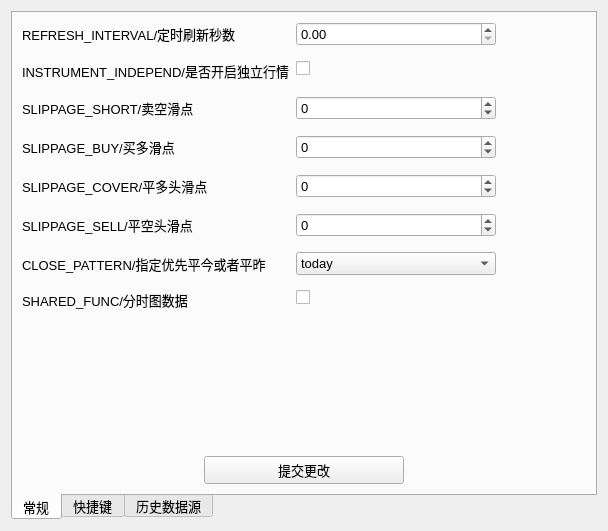
Before: the Qt Designer form app/ui/config.ui in ctpbee/ctpbee_desktop, drawn with Qt 5.
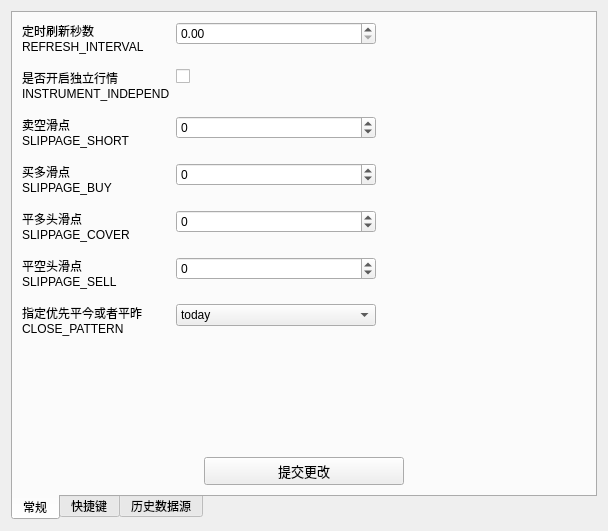
After: the same form once the commit is applied. Icons and pictures are not drawn.

The edit to the form file:
```diff
--- a/app/ui/config.ui
+++ b/app/ui/config.ui
@@ -24,7 +24,7 @@
   </property>
   <property name="font">
    <font>
-    <pointsize>13</pointsize>
+    <pointsize>9</pointsize>
    </font>
   </property>
   <property name="windowTitle">
@@ -39,7 +39,7 @@
     <widget class="QTabWidget" name="tabWidget">
      <property name="font">
       <font>
-       <pointsize>10</pointsize>
+       <pointsize>9</pointsize>
       </font>
      </property>
      <property name="focusPolicy">
@@ -77,11 +77,12 @@
           <widget class="QLabel" name="label">
            <property name="font">
             <font>
-             <pointsize>10</pointsize>
+             <pointsize>9</pointsize>
             </font>
            </property>
            <property name="text">
-            <string>REFRESH_INTERVAL/定时刷新秒数</string>
+            <string>定时刷新秒数
+REFRESH_INTERVAL</string>
            </property>
           </widget>
          </item>
@@ -95,7 +96,7 @@
            </property>
            <property name="font">
             <font>
-             <pointsize>10</pointsize>
+             <pointsize>9</pointsize>
             </font>
            </property>
           </widget>
@@ -104,11 +105,12 @@
           <widget class="QLabel" name="label_2">
            <property name="font">
             <font>
-             <pointsize>10</pointsize>
+             <pointsize>9</pointsize>
             </font>
            </property>
            <property name="text">
-            <string>INSTRUMENT_INDEPEND/是否开启独立行情</string>
+            <string>是否开启独立行情
+INSTRUMENT_INDEPEND</string>
            </property>
           </widget>
          </item>
@@ -116,7 +118,7 @@
           <widget class="QCheckBox" name="INSTRUMENT_INDEPEND">
            <property name="font">
             <font>
-             <pointsize>10</pointsize>
+             <pointsize>9</pointsize>
             </font>
            </property>
            <property name="text">
@@ -128,11 +130,12 @@
           <widget class="QLabel" name="label_3">
            <property name="font">
             <font>
-             <pointsize>10</pointsize>
+             <pointsize>9</pointsize>
             </font>
            </property>
            <property name="text">
-            <string>SLIPPAGE_SHORT/卖空滑点</string>
+            <string>卖空滑点
+SLIPPAGE_SHORT</string>
            </property>
           </widget>
          </item>
@@ -146,7 +149,7 @@
            </property>
            <property name="font">
             <font>
-             <pointsize>10</pointsize>
+             <pointsize>9</pointsize>
             </font>
            </property>
            <property name="minimum">
@@ -161,11 +164,12 @@
           <widget class="QLabel" name="label_4">
            <property name="font">
             <font>
-             <pointsize>10</pointsize>
+             <pointsize>9</pointsize>
             </font>
            </property>
            <property name="text">
-            <string>SLIPPAGE_BUY/买多滑点</string>
+            <string>买多滑点
+SLIPPAGE_BUY</string>
            </property>
           </widget>
          </item>
@@ -179,7 +183,7 @@
            </property>
            <property name="font">
             <font>
-             <pointsize>10</pointsize>
+             <pointsize>9</pointsize>
             </font>
            </property>
            <property name="minimum">
@@ -194,11 +198,12 @@
           <widget class="QLabel" name="label_5">
            <property name="font">
             <font>
-             <pointsize>10</pointsize>
+             <pointsize>9</pointsize>
             </font>
            </property>
            <property name="text">
-            <string>SLIPPAGE_COVER/平多头滑点</string>
+            <string>平多头滑点
+SLIPPAGE_COVER</string>
            </property>
           </widget>
          </item>
@@ -212,7 +217,7 @@
            </property>
            <property name="font">
             <font>
-             <pointsize>10</pointsize>
+             <pointsize>9</pointsize>
             </font>
            </property>
            <property name="minimum">
@@ -227,11 +232,12 @@
           <widget class="QLabel" name="label_6">
            <property name="font">
             <font>
-             <pointsize>10</pointsize>
+             <pointsize>9</pointsize>
             </font>
            </property>
            <property name="text">
-            <string>SLIPPAGE_SELL/平空头滑点</string>
+            <string>平空头滑点
+SLIPPAGE_SELL</string>
            </property>
           </widget>
          </item>
@@ -245,7 +251,7 @@
            </property>
            <property name="font">
             <font>
-             <pointsize>10</pointsize>
+             <pointsize>9</pointsize>
             </font>
            </property>
            <property name="minimum">
@@ -260,11 +266,12 @@
           <widget class="QLabel" name="label_7">
            <property name="font">
             <font>
-             <pointsize>10</pointsize>
+             <pointsize>9</pointsize>
             </font>
            </property>
            <property name="text">
-            <string>CLOSE_PATTERN/指定优先平今或者平昨</string>
+            <string>指定优先平今或者平昨
+CLOSE_PATTERN</string>
            </property>
           </widget>
          </item>
@@ -278,7 +285,7 @@
            </property>
            <property name="font">
             <font>
-             <pointsize>10</pointsize>
+             <pointsize>9</pointsize>
             </font>
            </property>
            <item>
@@ -297,19 +304,7 @@
           <widget class="QLabel" name="label_8">
            <property name="font">
             <font>
-             <pointsize>10</pointsize>
-            </font>
-           </property>
-           <property name="text">
-            <string>SHARED_FUNC/分时图数据</string>
-           </property>
-          </widget>
-         </item>
-         <item row="7" column="1">
-          <widget class="QCheckBox" name="SHARED_FUNC">
-           <property name="font">
-            <font>
-             <pointsize>10</pointsize>
+             <pointsize>9</pointsize>
             </font>
            </property>
            <property name="text">
```
